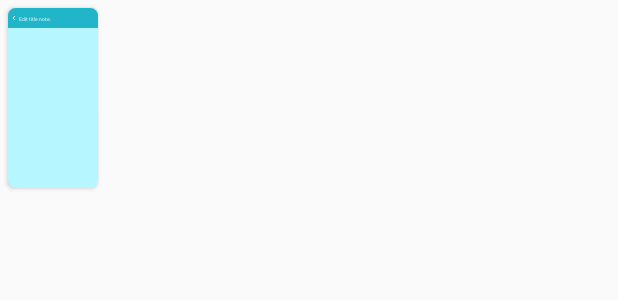
After one commit to haidn1609/NoteApp-9d01311cb62b27da3a7ac5286f7c60c9e286b9ec, an Android app: the layout rcv_item_bts_theme.xml on its own in the app's theme, with its tools: preview values and no code run, on a phone screen of 412 x 824 dp. The commit adds this screen. Shown: the top 300 px of the screen. Run offline under Robolectric (Android 15) with nearby library versions, the phone set to English and light mode, and no system bars.

Commit message:
day5: complete change theme note

```diff
--- a/app/build.gradle
+++ b/app/build.gradle
@@ -48,6 +48,10 @@ dependencies {
     implementation 'com.squareup.picasso:picasso:2.8'
     //rich editor
     implementation 'jp.wasabeef:richeditor-android:2.0.0'
+    //power menu
+    implementation "com.github.skydoves:powermenu:2.2.2"
+    //bottom sheet
+    implementation 'com.google.android.material:material:1.8.0'
     //  room data base
     def room_version = "2.5.0"
     implementation "androidx.room:room-runtime:$room_version"
--- a/app/src/main/AndroidManifest.xml
+++ b/app/src/main/AndroidManifest.xml
@@ -10,7 +10,7 @@
         android:label="@string/app_name"
         android:largeHeap="true"
         android:supportsRtl="true"
-        android:theme="@style/Theme.NoteApp"
+        android:theme="@style/Theme.AppCompat.Light.NoActionBar"
         tools:targetApi="31">
         <activity
             android:name=".EditNoteActivity"
@@ -18,7 +18,7 @@
         <activity
             android:name=".BackgroundSettingActivity"
             android:exported="true"
-            android:screenOrientation="portrait"></activity>
+            android:screenOrientation="portrait" />
         <activity
             android:name=".MainActivity"
             android:exported="true"
--- a/app/src/main/java/com/example/noteapp/KEY.java
+++ b/app/src/main/java/com/example/noteapp/KEY.java
@@ -8,6 +8,9 @@ public interface KEY {
     String ACTION_ADD= "ACTION_ADD";
     String ACTION_EDIT= "ACTION_EDIT";
     String NOTE= "NOTE";
+    String BTS_THEME= "BTS_THEME";
+    String TYPE_COLOR= "COLOR";
+    String TYPE_IMG= "IMAGE";
     int RESULT_CODE_BACKGROUND_SETTING = 101;
     int RESULT_CODE_EDIT_NOTE = 102;
 }
--- a/app/src/main/java/com/example/noteapp/adapter/recyclerView/RcvNoteAdapter.java
+++ b/app/src/main/java/com/example/noteapp/adapter/recyclerView/RcvNoteAdapter.java
@@ -49,8 +49,8 @@ public class RcvNoteAdapter extends RecyclerView.Adapter<RcvNoteAdapter.ViewHold
         NoteModel note = noteList.get(position);
         @SuppressLint("SimpleDateFormat")
         SimpleDateFormat formatDay = new SimpleDateFormat("dd/MM/yyyy");
-        holder.noteTile.setBackgroundColor(mContext.getResources().getColor(note.getColorTitle()));
-        holder.layoutNoteItem.setBackgroundTintList(mContext.getResources().getColorStateList(note.getColorBackgroud()));
+        holder.noteTile.setBackgroundColor(mContext.getColor(note.getColorTitle()));
+        holder.layoutNoteItem.setBackgroundTintList(mContext.getColorStateList(note.getColorBackgroud()));
         holder.tvTileNote.setText(note.getTitle());
         holder.tvContentNote.setText(Html.fromHtml(note.getContent(),Html.FROM_HTML_MODE_COMPACT));
         holder.tvModifyDateNote.setText(formatDay.format(note.getModifyDay()));
--- /dev/null
+++ b/app/src/main/res/drawable/bg_theme_item.xml
@@ -0,0 +1,9 @@
+<?xml version="1.0" encoding="utf-8"?>
+<selector xmlns:android="http://schemas.android.com/apk/res/android">
+    <item>
+        <shape android:shape="rectangle">
+            <size android:width="60dp" android:height="120dp" />
+            <stroke android:color="@color/stk_line_grey" android:width="1dp"/>
+        </shape>
+    </item>
+</selector>
--- a/app/src/main/res/layout/activity_edit_note.xml
+++ b/app/src/main/res/layout/activity_edit_note.xml
@@ -15,7 +15,7 @@
             android:id="@+id/app_bar_edit_note"
             android:layout_width="match_parent"
             android:layout_height="45dp"
-            android:background="@color/theme_blue"
+            android:background="@color/tt_note_blue"
             android:orientation="horizontal"
             android:weightSum="8">
 
@@ -32,7 +32,7 @@
                 android:id="@+id/et_note_title"
                 android:layout_width="0dp"
                 android:layout_height="wrap_content"
-                android:layout_weight="5"
+                android:layout_weight="6"
                 android:hint="@string/hide_et_title"
                 android:textColor="@color/text_title"
                 android:textColorHint="@color/text_hide_white"
--- /dev/null
+++ b/app/src/main/res/layout/rcv_item_bts_theme.xml
@@ -0,0 +1,46 @@
+<?xml version="1.0" encoding="utf-8"?>
+<androidx.cardview.widget.CardView xmlns:android="http://schemas.android.com/apk/res/android"
+    xmlns:app="http://schemas.android.com/apk/res-auto"
+    android:id="@+id/layout_item_note_theme"
+    android:layout_width="60dp"
+    android:layout_height="120dp"
+    android:layout_margin="5dp"
+    android:background="@drawable/bg_theme_item"
+    android:backgroundTint="@color/bg_note_blue"
+    android:shape="ring"
+    app:cardCornerRadius="5dp">
+
+    <LinearLayout
+        android:id="@+id/tt_item_note_theme"
+        android:layout_width="match_parent"
+        android:layout_height="13dp"
+        android:background="@color/tt_note_blue"
+        android:orientation="horizontal"
+        android:weightSum="8">
+
+        <ImageView
+            android:layout_width="0dp"
+            android:layout_height="match_parent"
+            android:layout_weight="1"
+            android:paddingVertical="5dp"
+            android:src="@drawable/icon_back_arrow"
+            app:tint="@color/icon_white" />
+
+        <TextView
+            android:textColor="@color/text_hide_white"
+            android:paddingVertical="4.5dp"
+            android:text="@string/hide_et_title"
+            android:textSize="3sp"
+            android:layout_weight="6"
+            android:layout_width="0dp"
+            android:layout_height="match_parent"/>
+
+        <ImageView
+            android:layout_width="0dp"
+            android:layout_height="match_parent"
+            android:layout_weight="1"
+            android:paddingVertical="5dp"
+            android:src="@drawable/icon_menu"
+            app:tint="@color/icon_white" />
+    </LinearLayout>
+</androidx.cardview.widget.CardView>
--- a/app/src/main/res/values/strings.xml
+++ b/app/src/main/res/values/strings.xml
@@ -4,6 +4,7 @@
     <string name="title">Note App</string>
     <string name="background">Background</string>
     <string name="theme">Theme</string>
+    <string name="change_theme">Change Theme</string>
     <string name="create_new">Create New Note</string>
     <string name="delete">Delete Note</string>
     <string name="not_note">There are currently no notes.</string>
```
Also changed, not shown: app/src/main/java/com/example/noteapp/BackgroundSettingActivity.java (+6 -14 lines), app/src/main/java/com/example/noteapp/EditNoteActivity.java (+61 -2 lines), app/src/main/java/com/example/noteapp/MainActivity.java (+1 -10 lines), app/src/main/java/com/example/noteapp/adapter/recyclerView/RcvBackgroundAdapter.java (+3 -12 lines), app/src/main/java/com/example/noteapp/adapter/recyclerView/RcvBtsItemClick.java (added, +7 -0 lines), app/src/main/java/com/example/noteapp/adapter/recyclerView/RcvBtsThemeAdapter.java (added, +65 -0 lines), app/src/main/java/com/example/noteapp/model/OptionNoteTheme.java (added, +53 -0 lines), app/src/main/java/com/example/noteapp/view/BottomSheetThemeFragment.java (added, +75 -0 lines), app/src/main/res/layout/layout_bottom_sheet_theme.xml (added, +35 -0 lines), app/src/main/res/values/colors.xml (+12 -0 lines).
